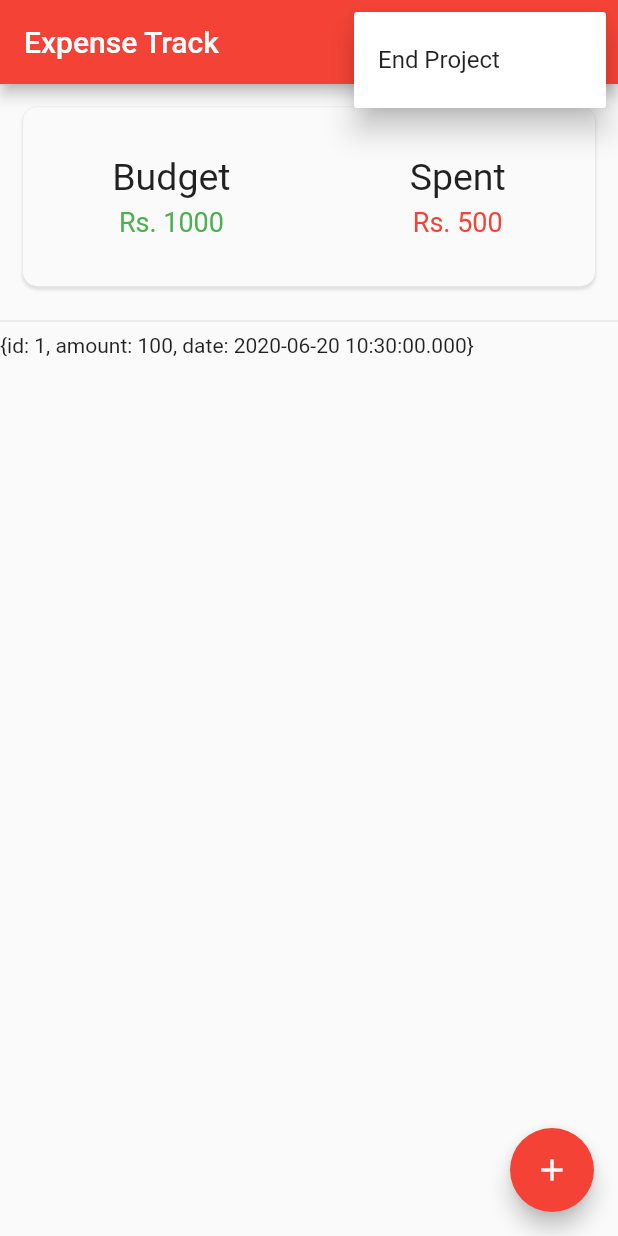
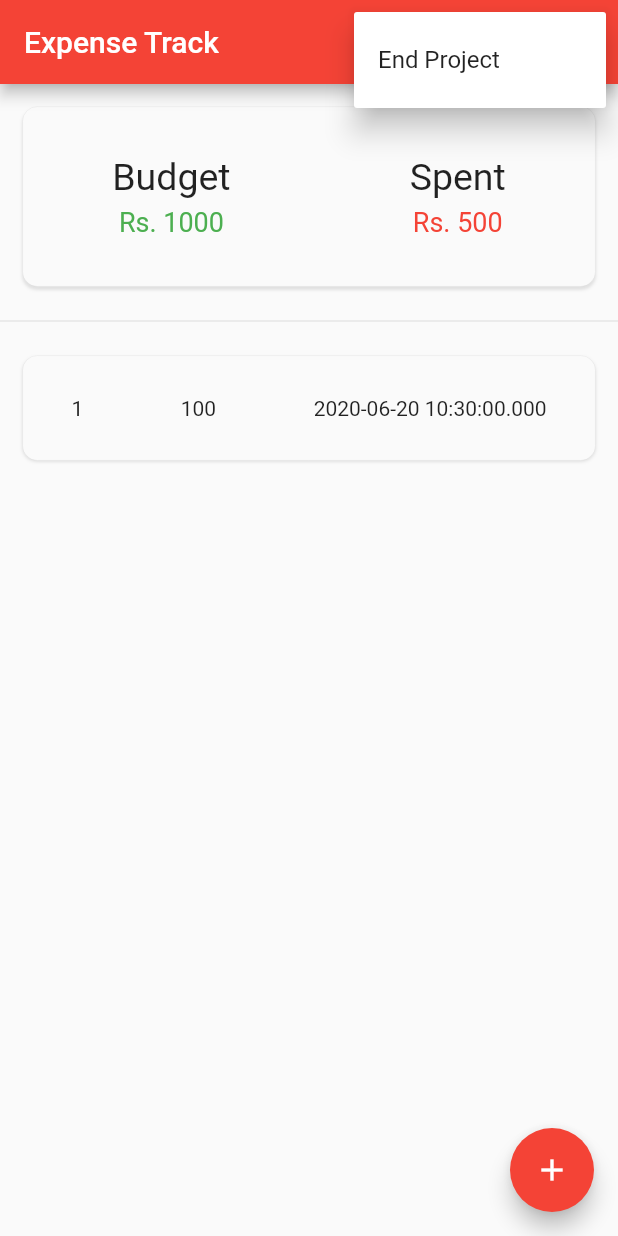
Before and after one commit to vishruth-v/Expense-Tracker, a Flutter app: the screen it shows after launch, after a tap on the "add" icon, after a tap on the "more vert" icon, on a phone screen of 412 x 824 dp. Run offline on Flutter 3.47's test engine with Material 2 defaults, Android fonts, the phone set to English and light mode, and no system bars.

Commit message:
Updated current project view (#2)

```diff
--- a/Roshan/expense_tracker/lib/main.dart
+++ b/Roshan/expense_tracker/lib/main.dart
@@ -66,12 +66,15 @@ class _MyHomePageState extends State<MyHomePage> {
                         ),
                         actions: <Widget>[
                           FlatButton(
+                            // Pop Alert dialog
                             onPressed: () => Navigator.of(context).pop(),
                             child: Text('CANCEL'),
                           ),
                           FlatButton(
                             onPressed: () {
-                              Navigator.of(context).pop();
+                              Navigator.of(context).pop(); //Pop Alert dialog
+                              Navigator.of(context).pop(); //Pop MyApp
+                              // Add new instance of MyApp (to create new project)
                               Navigator.push(
                                   context,
                                   MaterialPageRoute(
@@ -99,10 +102,7 @@ class _MyHomePageState extends State<MyHomePage> {
           if (index == 0) {
             return SummaryCard();
           } else {
-            return Container(
-              height: 50,
-              child: Text('${_expenseList[index - 1].toString()}'),
-            );
+            return ExpenseCard(expense: _expenseList[index - 1]);
           }
         },
         separatorBuilder: (BuildContext context, int index) => const Divider(),
@@ -124,7 +124,7 @@ class MyFloatingActionButton extends StatelessWidget {
   Widget build(BuildContext context) {
     return FloatingActionButton(
       onPressed: () {
-        incrementCounter();
+        // incrementCounter();
         showModalBottomSheet(
             context: context,
             // backgroundColor: Colors.red[50],
@@ -148,7 +148,7 @@ class MyFloatingActionButton extends StatelessWidget {
                             ),
                           ),
                         ),
-                        flex: 1,
+                        flex: 2,
                       ),
                       Expanded(
                         child: Row(
@@ -156,12 +156,22 @@ class MyFloatingActionButton extends StatelessWidget {
                           crossAxisAlignment: CrossAxisAlignment.center,
                           children: <Widget>[
                             Column(
-                              mainAxisAlignment: MainAxisAlignment.start,
+                              mainAxisAlignment: MainAxisAlignment.center,
                               children: <Widget>[
-                                Icon(
+                                RawMaterialButton(
+                                  onPressed: () {},
+                                  shape: CircleBorder(
+                                    side: BorderSide(
+                                      color: Colors.redAccent[100],
+                                      width: 0.5,
+                                    ),
+                                  ),
+                                  padding: EdgeInsets.all(12.0),
+                                  child: Icon(
                                     Icons.camera_alt,
                                     size: 30,
                                     color: Color.fromRGBO(0, 0, 0, 0.7),
+                                  ),
                                 ),
                                 Text(
                                   "Scan",
@@ -172,12 +182,22 @@ class MyFloatingActionButton extends StatelessWidget {
                               ],
                             ),
                             Column(
-                              mainAxisAlignment: MainAxisAlignment.start,
+                              mainAxisAlignment: MainAxisAlignment.center,
                               children: <Widget>[
-                                Icon(
+                                RawMaterialButton(
+                                  onPressed: () {},
+                                  shape: CircleBorder(
+                                    side: BorderSide(
+                                      color: Colors.redAccent[100],
+                                      width: 0.5,
+                                    ),
+                                  ),
+                                  padding: EdgeInsets.all(12.0),
+                                  child: Icon(
                                     Icons.mic,
                                     size: 30,
                                     color: Color.fromRGBO(0, 0, 0, 0.7),
+                                  ),
                                 ),
                                 Text(
                                   "Voice",
@@ -188,12 +208,22 @@ class MyFloatingActionButton extends StatelessWidget {
                               ],
                             ),
                             Column(
-                              mainAxisAlignment: MainAxisAlignment.start,
+                              mainAxisAlignment: MainAxisAlignment.center,
                               children: <Widget>[
-                                Icon(
+                                RawMaterialButton(
+                                  onPressed: () {},
+                                  shape: CircleBorder(
+                                    side: BorderSide(
+                                      color: Colors.redAccent[100],
+                                      width: 0.5,
+                                    ),
+                                  ),
+                                  padding: EdgeInsets.all(12.0),
+                                  child: Icon(
                                     Icons.assignment,
                                     size: 30,
                                     color: Color.fromRGBO(0, 0, 0, 0.7),
+                                  ),
                                 ),
                                 Text(
                                   "Manual",
@@ -205,11 +235,17 @@ class MyFloatingActionButton extends StatelessWidget {
                             ),
                           ],
                         ),
+                        flex: 3,
+                      ),
+                      Expanded(
+                        child: SizedBox(
+                          height: 1,
+                        ),
                         flex: 1,
                       ),
                     ],
                   ),
-                ));
+                )).then((value) => incrementCounter());
       },
       tooltip: 'Add Expense',
       child: Icon(Icons.add),
@@ -294,3 +330,48 @@ class _SummaryCardState extends State<SummaryCard> {
     );
   }
 }
+
+class ExpenseCard extends StatefulWidget {
+  final Map<String, String> expense;
+
+  ExpenseCard({Key key, this.expense}) : super(key: key);
+
+  @override
+  _ExpenseCardState createState() => _ExpenseCardState();
+}
+
+class _ExpenseCardState extends State<ExpenseCard> {
+  @override
+  Widget build(BuildContext context) {
+    return Padding(
+      padding: EdgeInsets.all(15.0),
+      child: Container(
+        height: 70,
+        decoration: BoxDecoration(
+          color: Theme.of(context).scaffoldBackgroundColor,
+          borderRadius: BorderRadius.circular(10),
+          border: Border.all(
+            width: 0.1,
+            color: Colors.grey.shade400,
+          ),
+          boxShadow: [
+            BoxShadow(
+              color: Colors.grey.shade300,
+              blurRadius: 1.0,
+              offset: Offset(0, 1),
+            ),
+          ],
+        ),
+        child: Row(
+          crossAxisAlignment: CrossAxisAlignment.center,
+          mainAxisAlignment: MainAxisAlignment.spaceAround,
+          children: <Widget>[
+            Text(widget.expense["id"]),
+            Text(widget.expense["amount"]),
+            Text(widget.expense["date"]),
+          ],
+        ),
+      ),
+    );
+  }
+}
```
Lines whose indentation alone changed are shown as unchanged.
